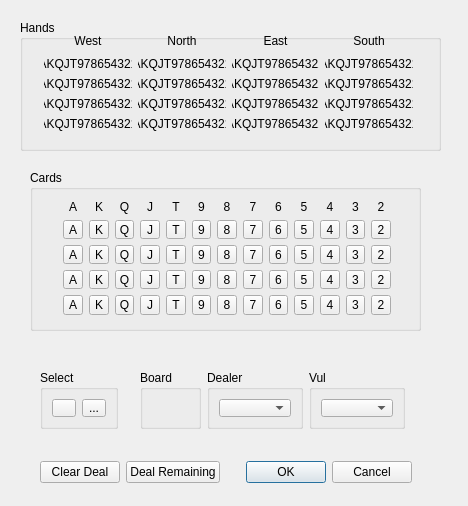
This is ZBridge/clayoutcardsdialog.ui in erik-knudsen/BridgeZ as Qt 5 draws it before an edit. The edited form follows.
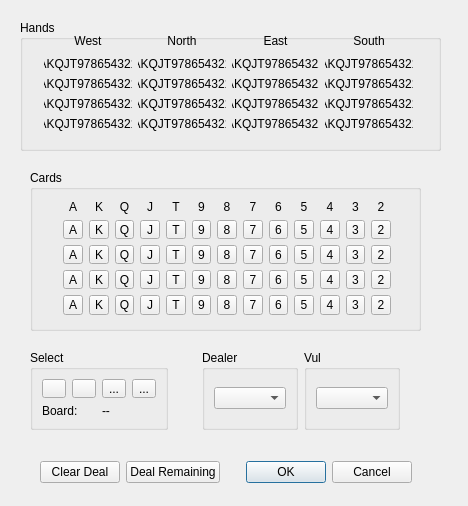
This is the edited form. Icons and pictures are not drawn.

Commit message: Working on layout cards.

What changed in the file:
```diff
--- a/ZBridge/clayoutcardsdialog.ui
+++ b/ZBridge/clayoutcardsdialog.ui
@@ -930,23 +930,52 @@
   <widget class="QWidget" name="">
    <property name="geometry">
     <rect>
-     <x>40</x>
-     <y>370</y>
-     <width>365</width>
-     <height>59</height>
+     <x>30</x>
+     <y>350</y>
+     <width>370</width>
+     <height>80</height>
     </rect>
    </property>
-   <layout class="QHBoxLayout" name="horizontalLayout_3">
+   <layout class="QHBoxLayout" name="horizontalLayout_4">
     <item>
      <widget class="QGroupBox" name="groupBox_6">
+      <property name="sizePolicy">
+       <sizepolicy hsizetype="Preferred" vsizetype="Preferred">
+        <horstretch>0</horstretch>
+        <verstretch>0</verstretch>
+       </sizepolicy>
+      </property>
       <property name="title">
        <string>Select</string>
       </property>
       <layout class="QVBoxLayout" name="verticalLayout">
        <item>
         <layout class="QHBoxLayout" name="horizontalLayout_2">
+         <item>
+          <widget class="QToolButton" name="first">
+           <property name="sizePolicy">
+            <sizepolicy hsizetype="Preferred" vsizetype="Preferred">
+             <horstretch>0</horstretch>
+             <verstretch>0</verstretch>
+            </sizepolicy>
+           </property>
+           <property name="text">
+            <string/>
+           </property>
+           <property name="icon">
+            <iconset resource="images.qrc">
+             <normaloff>:/newPrefix/resources/review_first_game.ico</normaloff>:/newPrefix/resources/review_first_game.ico</iconset>
+           </property>
+          </widget>
+         </item>
          <item>
           <widget class="QToolButton" name="backward">
+           <property name="sizePolicy">
+            <sizepolicy hsizetype="Preferred" vsizetype="Preferred">
+             <horstretch>0</horstretch>
+             <verstretch>0</verstretch>
+            </sizepolicy>
+           </property>
            <property name="text">
             <string/>
            </property>
@@ -958,6 +987,12 @@
          </item>
          <item>
           <widget class="QToolButton" name="forward">
+           <property name="sizePolicy">
+            <sizepolicy hsizetype="Preferred" vsizetype="Preferred">
+             <horstretch>0</horstretch>
+             <verstretch>0</verstretch>
+            </sizepolicy>
+           </property>
            <property name="text">
             <string>...</string>
            </property>
@@ -967,6 +1002,41 @@
            </property>
           </widget>
          </item>
+         <item>
+          <widget class="QToolButton" name="last">
+           <property name="sizePolicy">
+            <sizepolicy hsizetype="Preferred" vsizetype="Preferred">
+             <horstretch>0</horstretch>
+             <verstretch>0</verstretch>
+            </sizepolicy>
+           </property>
+           <property name="text">
+            <string>...</string>
+           </property>
+           <property name="icon">
+            <iconset resource="images.qrc">
+             <normaloff>:/newPrefix/resources/review_last_game.ico</normaloff>:/newPrefix/resources/review_last_game.ico</iconset>
+           </property>
+          </widget>
+         </item>
+        </layout>
+       </item>
+       <item>
+        <layout class="QHBoxLayout" name="horizontalLayout_3">
+         <item>
+          <widget class="QLabel" name="label_6">
+           <property name="text">
+            <string>Board:</string>
+           </property>
+          </widget>
+         </item>
+         <item>
+          <widget class="QLabel" name="board">
+           <property name="text">
+            <string>--</string>
+           </property>
+          </widget>
+         </item>
         </layout>
        </item>
       </layout>
@@ -985,24 +1055,14 @@
       </property>
      </spacer>
     </item>
-    <item>
-     <widget class="QGroupBox" name="groupBox_3">
-      <property name="title">
-       <string>Board</string>
-      </property>
-      <layout class="QVBoxLayout" name="verticalLayout_2">
-       <item>
-        <widget class="QLabel" name="board">
-         <property name="text">
-          <string/>
-         </property>
-        </widget>
-       </item>
-      </layout>
-     </widget>
-    </item>
     <item>
      <widget class="QGroupBox" name="groupBox_4">
+      <property name="sizePolicy">
+       <sizepolicy hsizetype="Preferred" vsizetype="Preferred">
+        <horstretch>0</horstretch>
+        <verstretch>0</verstretch>
+       </sizepolicy>
+      </property>
       <property name="title">
        <string>Dealer</string>
       </property>
@@ -1015,6 +1075,12 @@
     </item>
     <item>
      <widget class="QGroupBox" name="groupBox_5">
+      <property name="sizePolicy">
+       <sizepolicy hsizetype="Preferred" vsizetype="Preferred">
+        <horstretch>0</horstretch>
+        <verstretch>0</verstretch>
+       </sizepolicy>
+      </property>
       <property name="title">
        <string>Vul</string>
       </property>
```
The commit also changes 4 other files.
